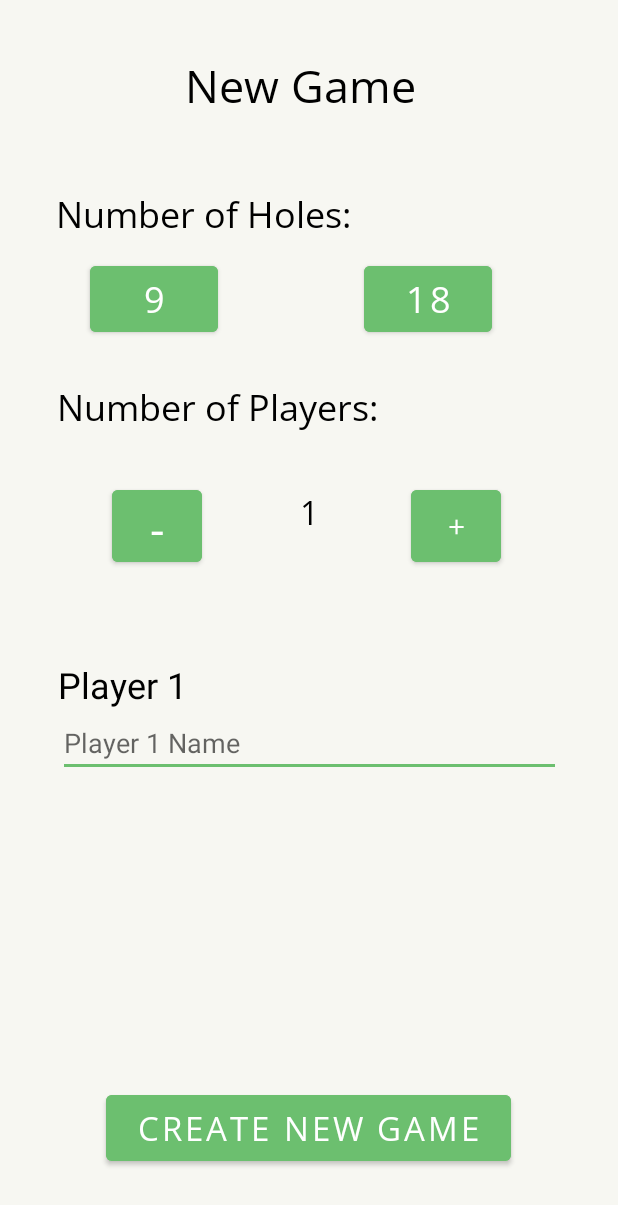
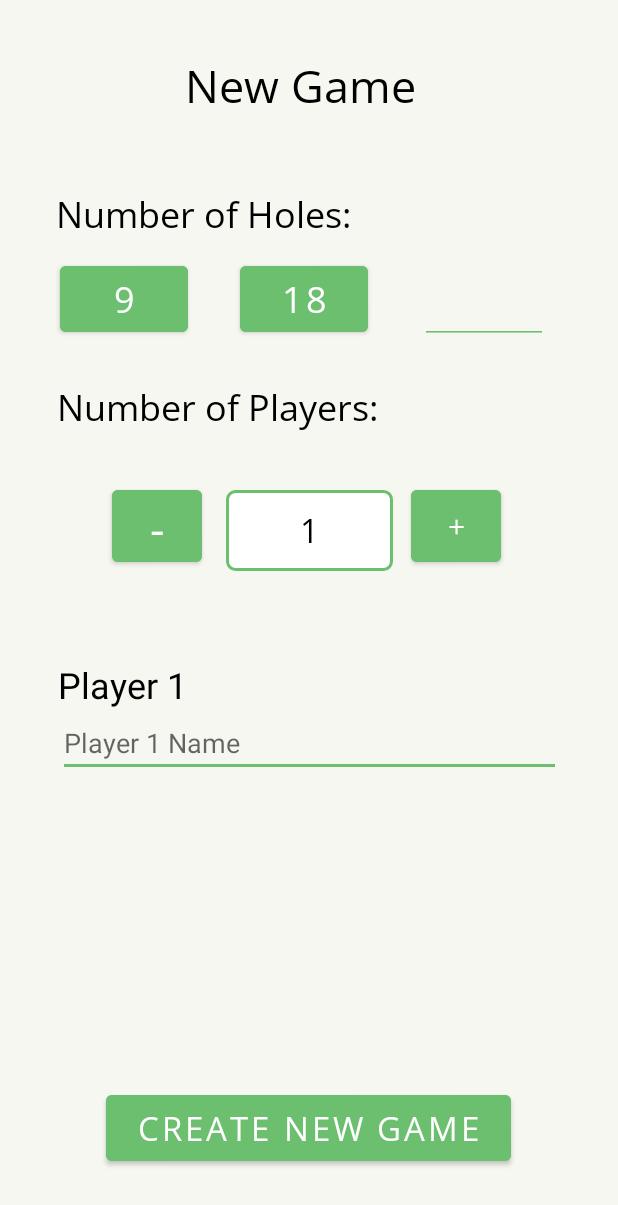
Before and after one commit to CMSC-475/mini-golf-app, an Android app: the NewGameActivity screen opened directly, with no data from a screen before it, on a phone screen of 412 x 824 dp. Shown: the top 1205 px of the screen. Run offline under Robolectric (Android 15) with nearby library versions, the phone set to English and light mode, and no system bars.

Commit message:
added custom hole number input

```diff
--- /dev/null
+++ b/project/app/src/main/res/drawable-v24/num_players_layout.xml
@@ -0,0 +1,16 @@
+<?xml version="1.0" encoding="utf-8"?>
+<selector xmlns:android="http://schemas.android.com/apk/res/android"
+    android:layout_height="wrap_content"
+    android:layout_width="wrap_content">
+    <item>
+        <shape android:shape="rectangle">
+            <solid android:color="#ffffff"/>
+            <corners android:radius="5dp" />
+            <stroke
+                android:width="2dp"
+                android:color="@color/green_primary"
+                />
+
+        </shape>
+    </item>
+</selector>
--- a/project/app/src/main/res/layout/activity_new_game.xml
+++ b/project/app/src/main/res/layout/activity_new_game.xml
@@ -36,7 +36,7 @@
         android:id="@+id/nineHoleBtn"
         android:layout_width="85dp"
         android:layout_height="56dp"
-        android:layout_marginStart="60dp"
+        android:layout_marginStart="40dp"
         android:layout_marginTop="12dp"
         android:backgroundTint="#6CBF6F"
         android:text="9"
@@ -48,13 +48,13 @@
         android:id="@+id/eighteenHoleBtn"
         android:layout_width="85dp"
         android:layout_height="56dp"
-        android:layout_marginStart="80dp"
+        android:layout_marginStart="28dp"
         android:layout_marginTop="12dp"
+        android:layout_marginEnd="28dp"
         android:backgroundTint="#6CBF6F"
         android:text="18"
         android:textSize="24sp"
-        app:layout_constraintEnd_toEndOf="parent"
-        app:layout_constraintHorizontal_bias="0.168"
+        app:layout_constraintEnd_toStartOf="@+id/hole_field"
         app:layout_constraintStart_toEndOf="@+id/nineHoleBtn"
         app:layout_constraintTop_toBottomOf="@+id/numofHoles" />
 
@@ -132,11 +132,13 @@
         android:id="@+id/playertxt"
         android:layout_width="111dp"
         android:layout_height="54dp"
+        android:background="@drawable/num_players_layout"
         android:ems="10"
         android:inputType="number"
         android:textAlignment="center"
         android:textColor="@android:color/black"
         android:textSize="22sp"
+        android:gravity="center"
         app:layout_constraintBottom_toTopOf="@+id/create_game_bttn"
         app:layout_constraintEnd_toEndOf="parent"
         app:layout_constraintStart_toStartOf="parent"
@@ -158,4 +160,22 @@
         app:layout_constraintTop_toBottomOf="@+id/nineHoleBtn"
         app:layout_constraintVertical_bias="0.512" />
 
+    <EditText
+        android:id="@+id/hole_field"
+        android:layout_width="85dp"
+        android:layout_height="58dp"
+
+        android:layout_marginEnd="40dp"
+        android:backgroundTint="@color/green_primary"
+        android:ems="10"
+        android:inputType="number"
+        android:textAlignment="center"
+        android:textSize="24sp"
+        android:textColor="@android:color/black"
+        app:layout_constraintBottom_toBottomOf="@+id/eighteenHoleBtn"
+        app:layout_constraintEnd_toEndOf="parent"
+        app:layout_constraintStart_toEndOf="@+id/eighteenHoleBtn"
+        app:layout_constraintTop_toTopOf="@+id/eighteenHoleBtn"
+        app:layout_constraintVertical_bias="0.0" />
+
 </androidx.constraintlayout.widget.ConstraintLayout>
```
Also changed, not shown: project/app/src/main/java/com/gooey_group/minigolfapp/NewGameActivity.java (+21 -0 lines), project/app/src/main/res/drawable/edit_text_layout.xml (added, +15 -0 lines).
